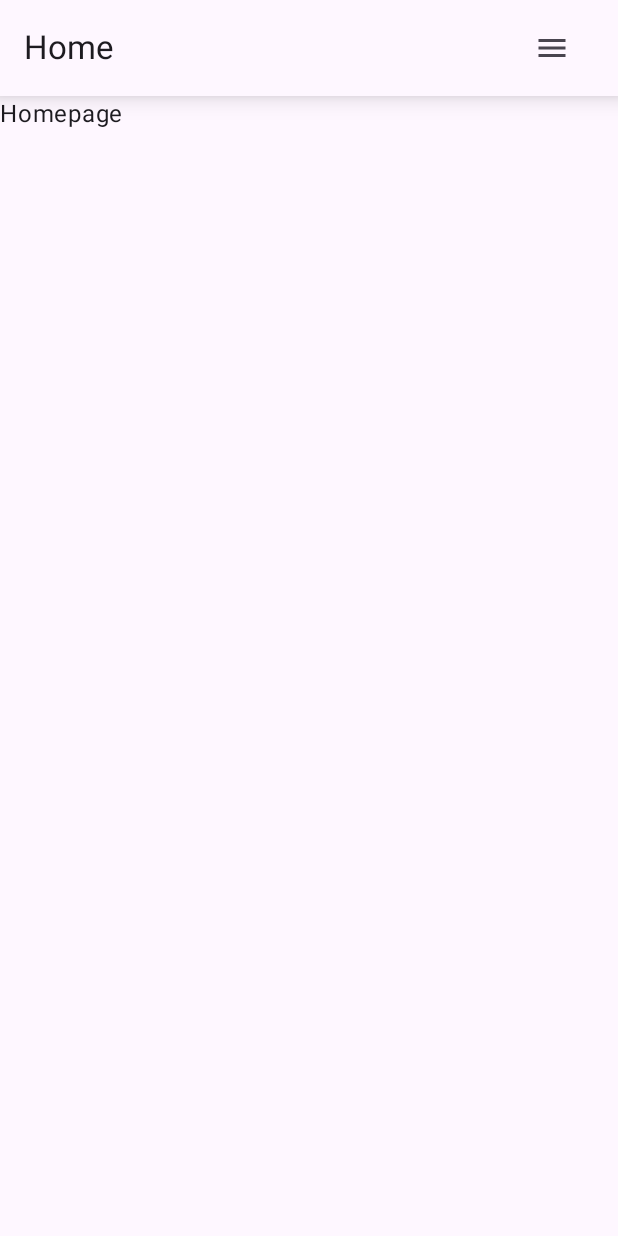
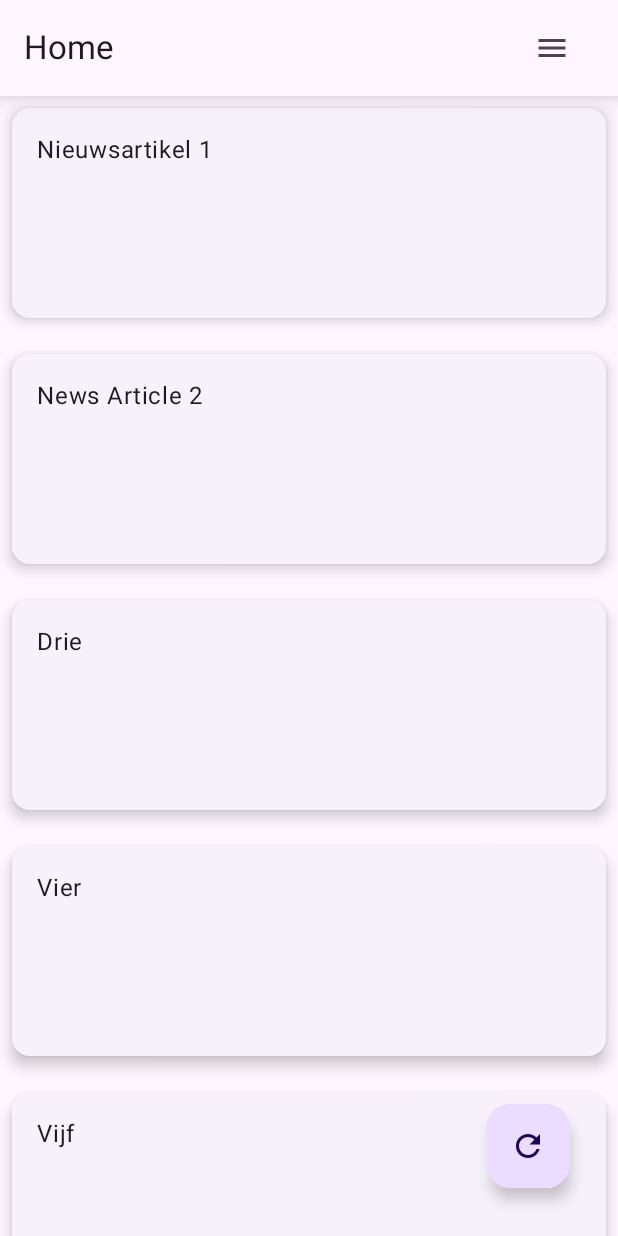
Before and after one commit to Skerath/2324-MobileAppDevAndroid-MauriceCantaert, an Android app built with Jetpack Compose: the screen it shows after launch (MainActivity), on a phone screen of 412 x 824 dp. Run offline under Robolectric (Android 15) with nearby library versions, the phone set to English and light mode, and no system bars.

Commit message:
add home screen with NewsCards

```diff
--- a/app/src/main/java/be/mauricecantaert/mobileappdevandroid/Application.kt
+++ b/app/src/main/java/be/mauricecantaert/mobileappdevandroid/Application.kt
@@ -20,6 +20,7 @@ import androidx.navigation.compose.rememberNavController
 import be.mauricecantaert.mobileappdevandroid.navigation.NavigationRoutes
 import be.mauricecantaert.mobileappdevandroid.ui.navigation.AppBar
 import be.mauricecantaert.mobileappdevandroid.ui.navigation.NavigationDrawer
+import be.mauricecantaert.mobileappdevandroid.ui.screen.home.HomeScreen
 import kotlinx.coroutines.launch
 
 @Composable
@@ -70,7 +71,7 @@ fun Application(
                 modifier = Modifier.padding(innerPadding),
             ) {
                 composable(NavigationRoutes.Home.name) {
-                    Text(text = "Homepage")
+                    HomeScreen()
                 }
                 composable(NavigationRoutes.Saved.name) {
                     Text(text = "Saved items page")
--- /dev/null
+++ b/app/src/main/java/be/mauricecantaert/mobileappdevandroid/ui/common/NewsCard.kt
@@ -0,0 +1,29 @@
+package be.mauricecantaert.mobileappdevandroid.ui.common
+
+import androidx.compose.foundation.layout.padding
+import androidx.compose.material3.CardDefaults
+import androidx.compose.material3.ElevatedCard
+import androidx.compose.material3.Text
+import androidx.compose.runtime.Composable
+import androidx.compose.ui.Modifier
+import androidx.compose.ui.text.style.TextAlign
+import androidx.compose.ui.unit.dp
+
+@Composable
+fun NewsCard(
+    modifier: Modifier = Modifier,
+    title: String,
+) {
+    ElevatedCard(
+        elevation = CardDefaults.cardElevation(
+            defaultElevation = 6.dp,
+        ),
+        modifier = modifier,
+    ) {
+        Text(
+            text = title,
+            modifier = Modifier.padding(16.dp),
+            textAlign = TextAlign.Center,
+        )
+    }
+}
--- /dev/null
+++ b/app/src/main/java/be/mauricecantaert/mobileappdevandroid/ui/screen/home/HomeScreen.kt
@@ -0,0 +1,72 @@
+package be.mauricecantaert.mobileappdevandroid.ui.screen.home
+
+import androidx.compose.foundation.layout.Arrangement
+import androidx.compose.foundation.layout.padding
+import androidx.compose.foundation.layout.size
+import androidx.compose.foundation.lazy.grid.GridCells
+import androidx.compose.foundation.lazy.grid.LazyVerticalGrid
+import androidx.compose.foundation.lazy.grid.items
+import androidx.compose.material.icons.Icons
+import androidx.compose.material.icons.filled.Refresh
+import androidx.compose.material3.FabPosition
+import androidx.compose.material3.FloatingActionButton
+import androidx.compose.material3.Icon
+import androidx.compose.material3.Scaffold
+import androidx.compose.runtime.Composable
+import androidx.compose.ui.Modifier
+import androidx.compose.ui.res.stringResource
+import androidx.compose.ui.unit.dp
+import be.mauricecantaert.mobileappdevandroid.R
+import be.mauricecantaert.mobileappdevandroid.ui.common.NewsCard
+
+@Composable
+fun HomeScreen() {
+    Scaffold(
+        floatingActionButton = {
+            FloatingActionButton(
+                onClick = { /*TODO */ },
+                content = {
+                    Icon(
+                        Icons.Filled.Refresh,
+                        contentDescription = stringResource(id = R.string.navigate_refresh),
+                    )
+                },
+                modifier = Modifier
+                    .padding(all = 16.dp),
+            )
+        },
+        floatingActionButtonPosition = FabPosition.End,
+    ) { paddingValues ->
+        LazyVerticalGrid(
+            columns = GridCells.Adaptive(250.dp),
+            verticalArrangement = Arrangement.spacedBy(8.dp),
+            horizontalArrangement = Arrangement.spacedBy(8.dp),
+            modifier = Modifier.padding(paddingValues),
+        ) {
+            items(
+                listOf(
+                    "Nieuwsartikel 1",
+                    "News Article 2",
+                    "Drie",
+                    "Vier",
+                    "Vijf",
+                    "Zes",
+                    "Zeven",
+                    "Acht",
+                    "Negen",
+                    "Tien",
+                    "Elf",
+                    "Twaalf",
+                    "Dertien",
+                ),
+            ) { article ->
+                NewsCard(
+                    modifier = Modifier
+                        .padding(8.dp)
+                        .size(width = 240.dp, height = 140.dp),
+                    title = article,
+                )
+            }
+        }
+    }
+}
--- a/app/src/main/res/values/strings.xml
+++ b/app/src/main/res/values/strings.xml
@@ -5,4 +5,5 @@
 
     <string name="navigate_back">Navigate back</string>
     <string name="navigate_hamburger">Open navigation drawer</string>
+    <string name="navigate_refresh">Refresh news articles</string>
 </resources>
```
